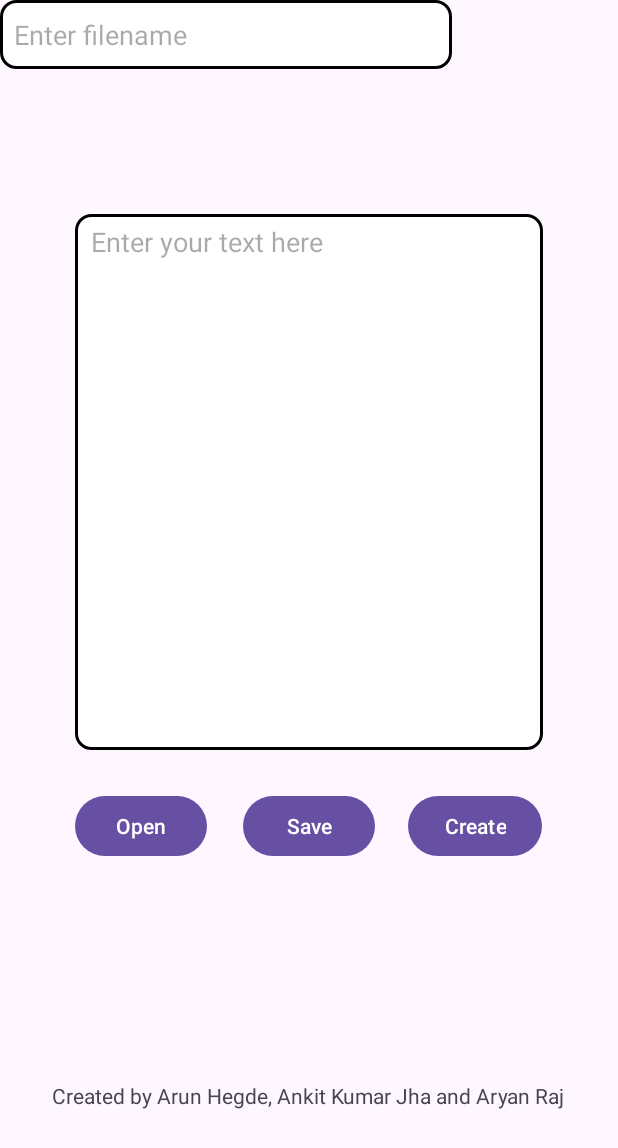
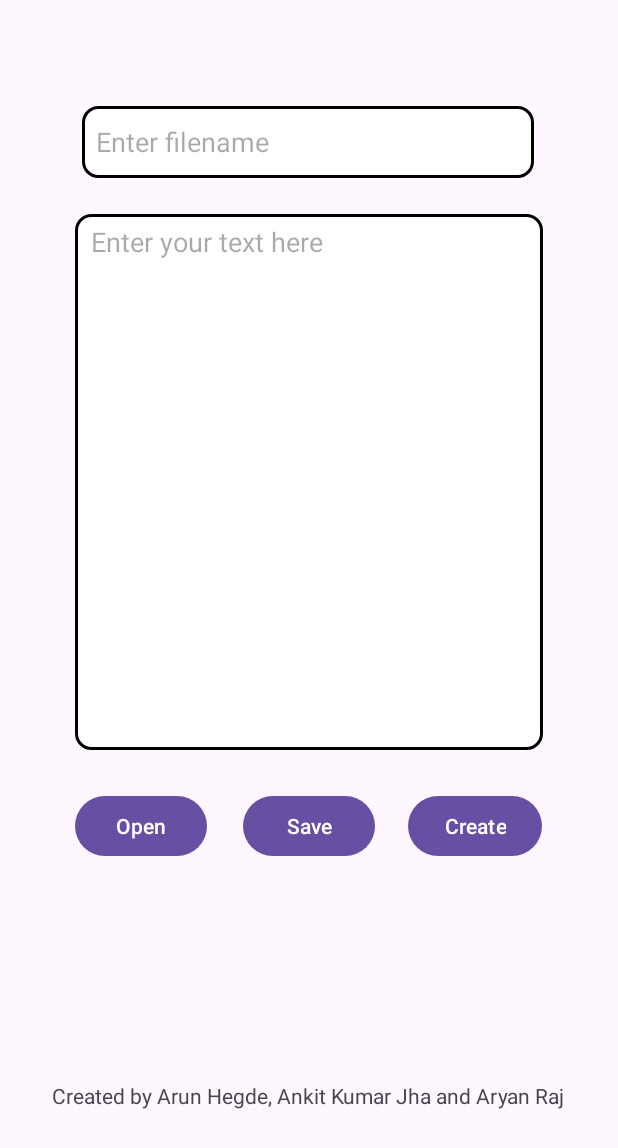
Before and after one commit to Arunhegde1231/TextCreate, an Android app: the screen it shows after launch (MainActivity), on a phone screen of 412 x 824 dp. Shown: the top 1148 px of the screen. Run offline under Robolectric (Android 15) with nearby library versions, the phone set to English and light mode, and no system bars.

Commit message:
Sixth Commit

```diff
--- a/app/src/main/res/layout/activity_main.xml
+++ b/app/src/main/res/layout/activity_main.xml
@@ -89,14 +89,20 @@
     <EditText
         android:id="@+id/fileNameEditText"
         android:layout_width="301dp"
-        android:layout_height="46dp"
+        android:layout_height="48dp"
+        android:layout_marginStart="54dp"
+        android:layout_marginTop="25dp"
+        android:layout_marginEnd="56dp"
+        android:layout_marginBottom="660dp"
         android:width="300dp"
         android:height="200dp"
         android:background="@drawable/background"
         android:ems="10"
         android:hint="  Enter filename"
         android:inputType="text"
-        tools:layout_editor_absoluteX="54dp"
-        tools:layout_editor_absoluteY="25dp" />
+        app:layout_constraintBottom_toBottomOf="parent"
+        app:layout_constraintEnd_toEndOf="parent"
+        app:layout_constraintStart_toStartOf="parent"
+        app:layout_constraintTop_toTopOf="parent" />
 
 </androidx.constraintlayout.widget.ConstraintLayout>
```
